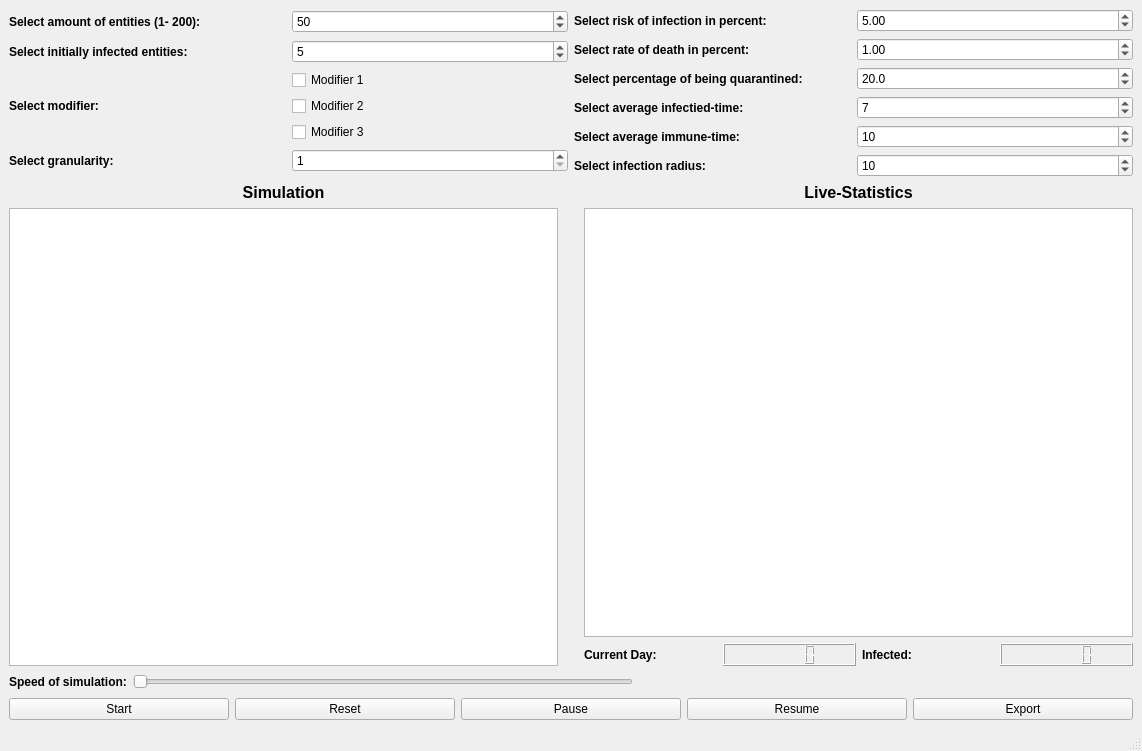
This is resources/mainwindow.ui in JonasAdler/pandemic_simulator as Qt 5 draws it before an edit. The edited form follows.
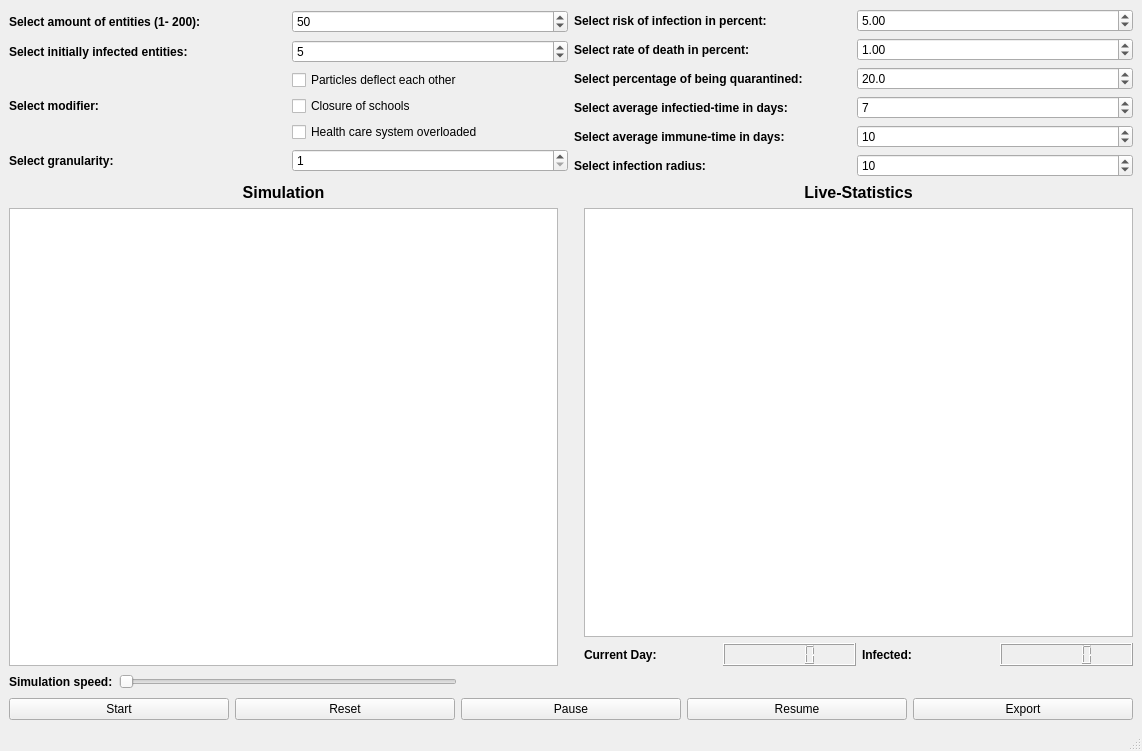
This is the edited form.

Commit message:
Modifiers added, only "schools closed" doesnt work
Rest of the buttons (except speed of simulation) work fine

Diff of the .ui file:
```diff
--- a/resources/mainwindow.ui
+++ b/resources/mainwindow.ui
@@ -106,21 +106,21 @@
               <item>
                <widget class="QCheckBox" name="checkBox">
                 <property name="text">
-                 <string>Modifier 1</string>
+                 <string>Particles deflect each other</string>
                 </property>
                </widget>
               </item>
               <item>
                <widget class="QCheckBox" name="checkBox_2">
                 <property name="text">
-                 <string>Modifier 2</string>
+                 <string>Closure of schools</string>
                 </property>
                </widget>
               </item>
               <item>
                <widget class="QCheckBox" name="checkBox_3">
                 <property name="text">
-                 <string>Modifier 3</string>
+                 <string>Health care system overloaded</string>
                 </property>
                </widget>
               </item>
@@ -266,7 +266,7 @@
                </font>
               </property>
               <property name="text">
-               <string>Select average infectied-time:</string>
+               <string>Select average infectied-time in days:</string>
               </property>
              </widget>
             </item>
@@ -296,7 +296,7 @@
                </font>
               </property>
               <property name="text">
-               <string>Select average immune-time:</string>
+               <string>Select average immune-time in days:</string>
               </property>
              </widget>
             </item>
@@ -477,7 +477,7 @@
            </font>
           </property>
           <property name="text">
-           <string>Speed of simulation:</string>
+           <string>Simulation speed:</string>
           </property>
          </widget>
         </item>
@@ -491,6 +491,19 @@
           </property>
          </widget>
         </item>
+        <item>
+         <spacer name="horizontalSpacer_2">
+          <property name="orientation">
+           <enum>Qt::Horizontal</enum>
+          </property>
+          <property name="sizeHint" stdset="0">
+           <size>
+            <width>20</width>
+            <height>20</height>
+           </size>
+          </property>
+         </spacer>
+        </item>
         <item>
          <spacer name="horizontalSpacer">
           <property name="orientation">
```
Left out of the diff: 29 changed lines with no effect on the pictures. The commit also changes 5 other files.
